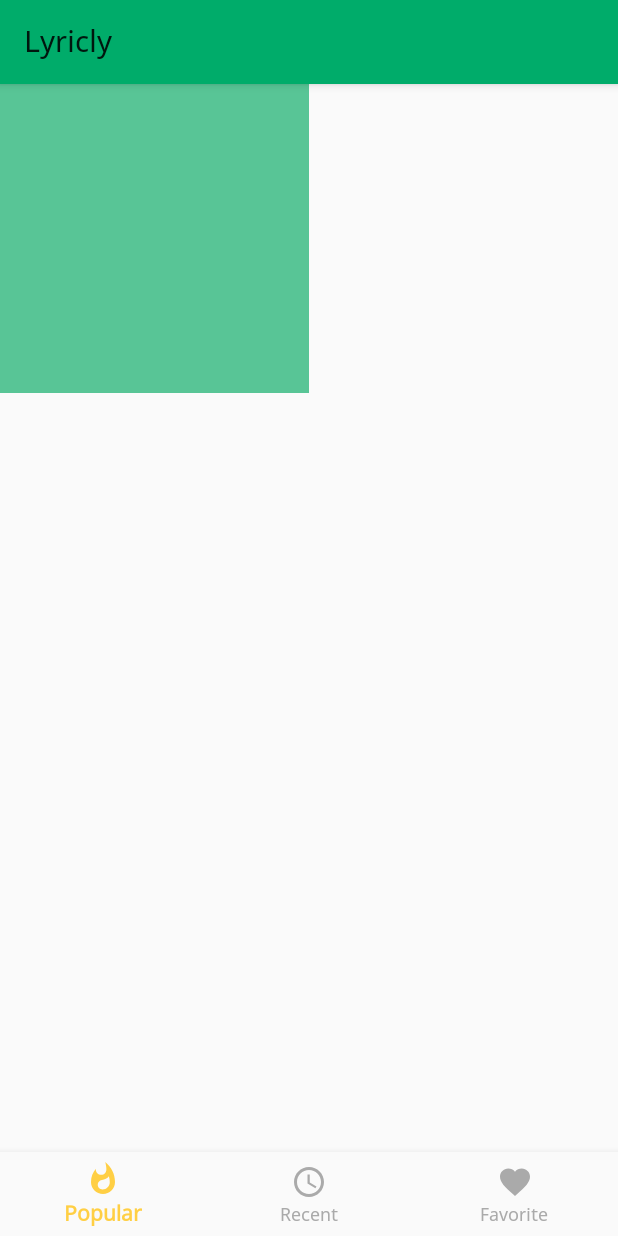
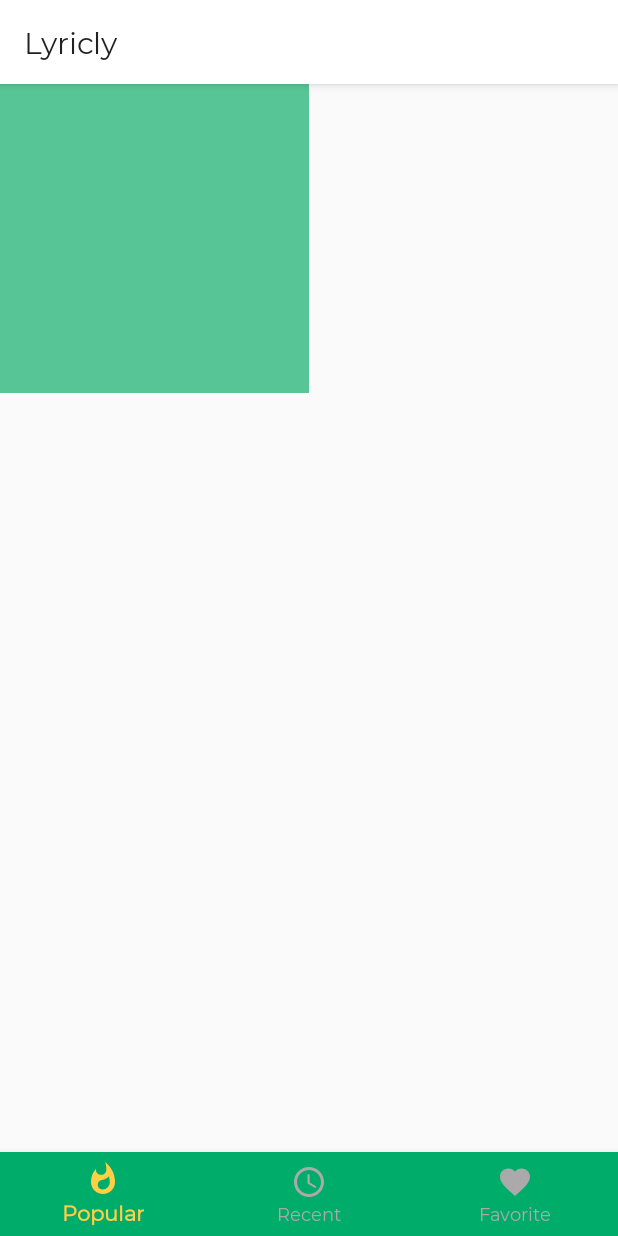
Before and after one commit to felipejoglar/lyricly, an Android app: the fragment FavoriteSongsFragment placed in its activity, on a phone screen of 412 x 824 dp. Run offline under Robolectric (Android 15) with nearby library versions, the phone set to English and light mode, and no system bars; our stand-ins replace ButterKnife, Picasso, Room's generated code, RxJava; pictures from the network do not load.

Commit message:
Change app UI style

```diff
--- a/app/src/main/res/layout/activity_song.xml
+++ b/app/src/main/res/layout/activity_song.xml
@@ -32,7 +32,7 @@
             android:id="@+id/toolbar"
             android:layout_width="match_parent"
             android:layout_height="wrap_content"
-            android:background="?attr/colorPrimary"
+            android:background="@android:color/white"
             android:minHeight="?attr/actionBarSize"
             app:popupTheme="@style/ThemeOverlay.AppCompat.Light" />
     </android.support.design.widget.AppBarLayout>
--- a/app/src/main/res/layout/activity_songs.xml
+++ b/app/src/main/res/layout/activity_songs.xml
@@ -33,7 +33,8 @@
             android:id="@+id/toolbar"
             android:layout_width="match_parent"
             android:layout_height="wrap_content"
-            android:background="?attr/colorPrimary"
+            android:background="@android:color/white"
+            android:elevation="8dp"
             android:minHeight="?attr/actionBarSize"
             app:popupTheme="@style/ThemeOverlay.AppCompat.Light" />
     </android.support.design.widget.AppBarLayout>
@@ -51,7 +52,7 @@
         android:id="@+id/bottom_navigation_songs"
         android:layout_width="match_parent"
         android:layout_height="wrap_content"
-        android:background="?android:attr/windowBackground"
+        android:background="@color/colorPrimary"
         android:foreground="?attr/selectableItemBackground"
         app:itemIconTint="@color/bnv_tab_item_foreground"
         app:itemTextColor="@color/bnv_tab_item_foreground"
--- a/app/src/main/res/values/colors.xml
+++ b/app/src/main/res/values/colors.xml
@@ -22,7 +22,9 @@
 
     <color name="colorSecondary">#ffcf44</color>
     <color name="colorSecondaryDark">#feb900</color>
-    <color name="colorSecondaryLight">#ffe9af</color>
-    <color name="colorSecondaryExtraLight">#ffdc7b</color>
-    <color name="colorSecondaryUltraLight">#ffe9af</color>
+    <color name="colorSecondaryLight">#ffdc7b</color>
+    <color name="colorSecondaryExtraLight">#ffe9af</color>
+    <color name="colorSecondaryUltraLight">#fff7df</color>
+
+    <color name="status_bar">#202124</color>
 </resources>
--- a/app/src/main/res/values/styles.xml
+++ b/app/src/main/res/values/styles.xml
@@ -1,4 +1,4 @@
-<resources>
+<resources xmlns:tools="http://schemas.android.com/tools">
 
     <!-- Base application theme. -->
     <style name="AppTheme" parent="Theme.AppCompat.Light.NoActionBar">
@@ -6,7 +6,11 @@
         <item name="colorPrimary">@color/colorPrimary</item>
         <item name="colorPrimaryDark">@color/colorPrimaryDark</item>
         <item name="colorAccent">@color/colorSecondary</item>
-        <item name="android:fontFamily">@font/noto_sans</item>
+        <item name="android:fontFamily">@font/montserrat_regular</item>
+
+        <item name="android:statusBarColor">@color/status_bar</item>
+        <item name="android:windowLightStatusBar" tools:targetApi="m">true</item>
+        <item name="android:navigationBarColor">@color/colorPrimaryDark</item>
     </style>
 
 </resources>
```
Also changed, not shown: app/src/main/res/values-v23/colors.xml (renamed from app/src/debug/res/values/colors.xml, +1 -9 lines), app/src/main/res/font/montserrat_regular.ttf (added), app/src/main/res/font/noto_sans.ttf (deleted).
